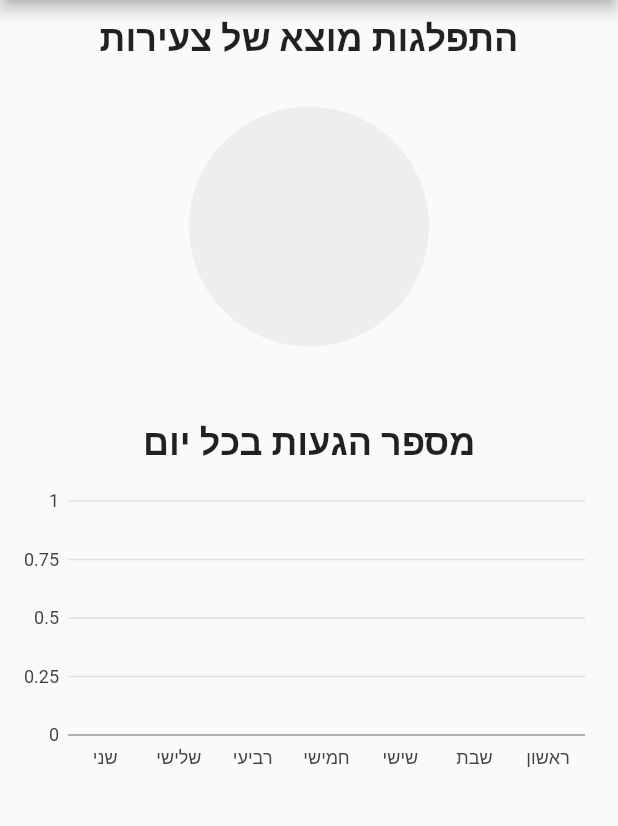
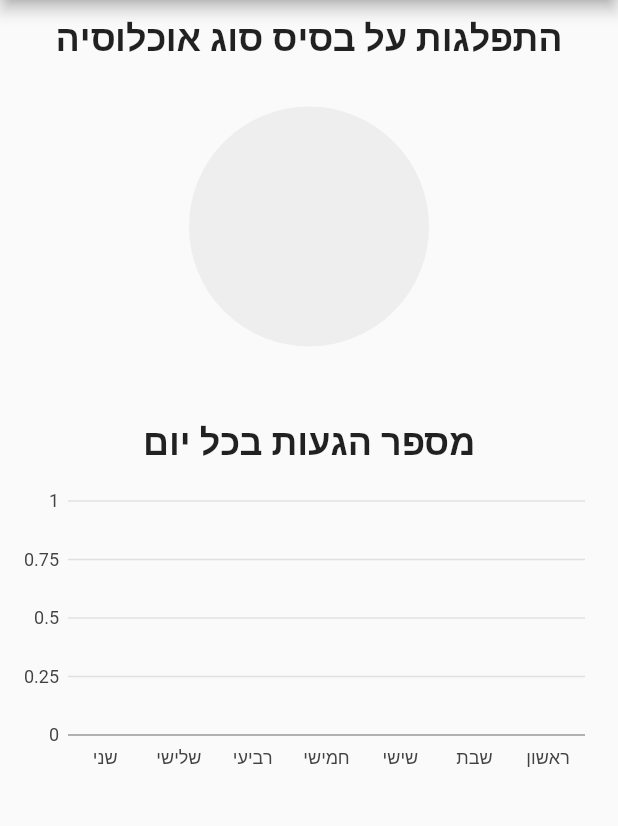
Before and after one commit to ICST-Technion/Womens-Courtyard, a Flutter app: the TaskHomePage screen opened directly, on a phone screen of 412 x 824 dp, the part 84-910 px from its top. Run offline on Flutter 3.47's test engine with Material 2 defaults, Android fonts, the phone set to English and light mode, and no system bars; our stand-ins replace charts_flutter, cloud_firestore, email_validator, firebase_core; missing offline and left inert: flappy_search_bar; accounts and stored records are empty.

Commit message:
terminology changes for statistics

```diff
--- a/womens_courtyard/lib/taskhomepage.dart
+++ b/womens_courtyard/lib/taskhomepage.dart
@@ -137,7 +137,7 @@ class _TaskHomePageState extends State<TaskHomePage> {
         child: Column(
           children: <Widget>[
             Text(
-              'התפלגות מוצא של צעירות',
+              'התפלגות על בסיס סוג אוכלוסיה',
               style: TextStyle(fontSize: 24.0, fontWeight: FontWeight.bold),
             ),
             SizedBox(
```
